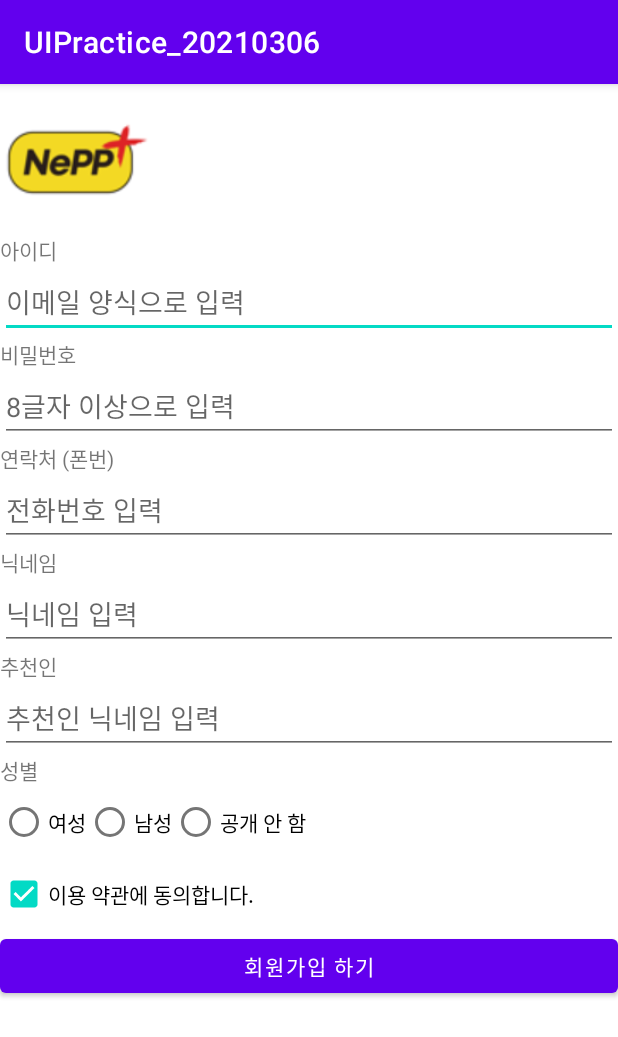
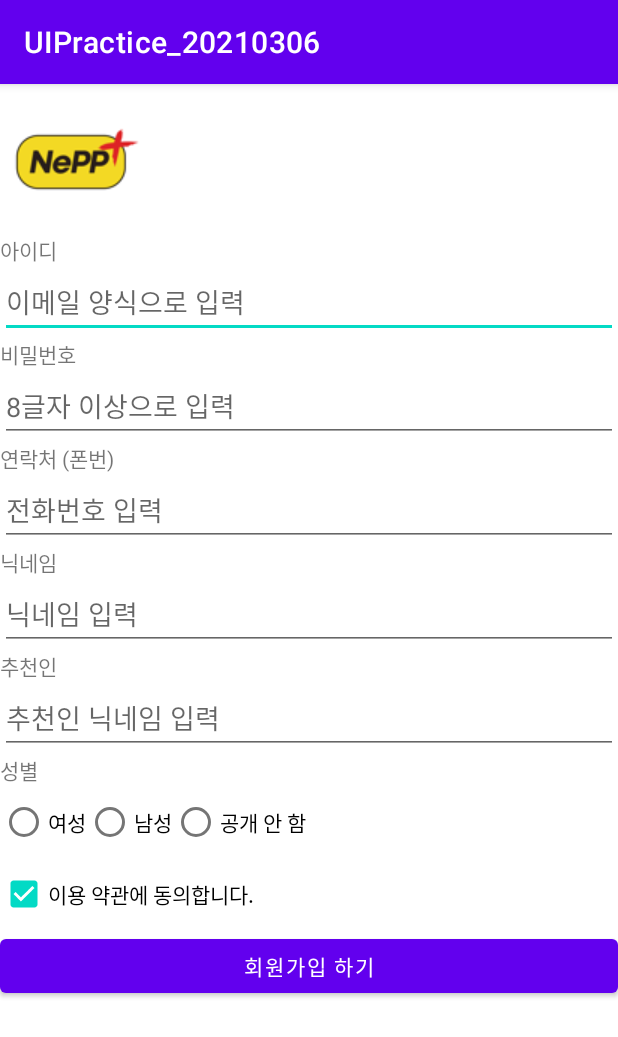
Before and after one commit to cho881020/UIPractice_20210306, an Android app: the screen it shows after launch (MainActivity), on a phone screen of 412 x 824 dp. Shown: the top 1037 px of the screen. Run offline under Robolectric (Android 15) with nearby library versions, the phone set to English and light mode, and no system bars.

Commit message:
scaleType 체험

```diff
--- a/app/src/main/res/layout/activity_main.xml
+++ b/app/src/main/res/layout/activity_main.xml
@@ -11,7 +11,8 @@
     <ImageView
         android:layout_width="100dp"
         android:layout_height="100dp"
-        android:src="@drawable/neppplu_logo01"/>
+        android:src="@drawable/neppplu_logo01"
+        android:scaleType="center"/>
 
     <TextView
         android:layout_width="wrap_content"
```
